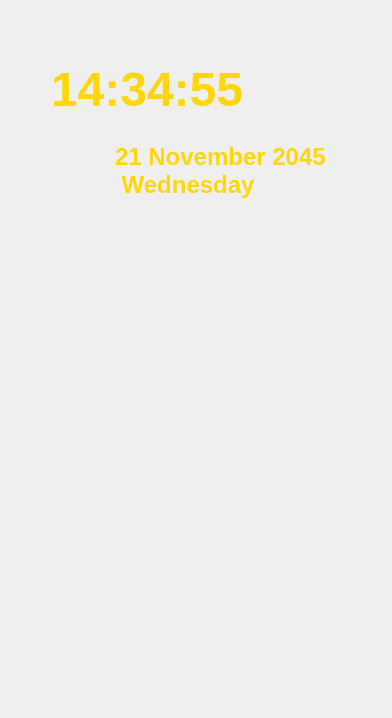
Qt form DeskClockUi/mainwindow.ui (self-root/ClockDesktop) before a commit.
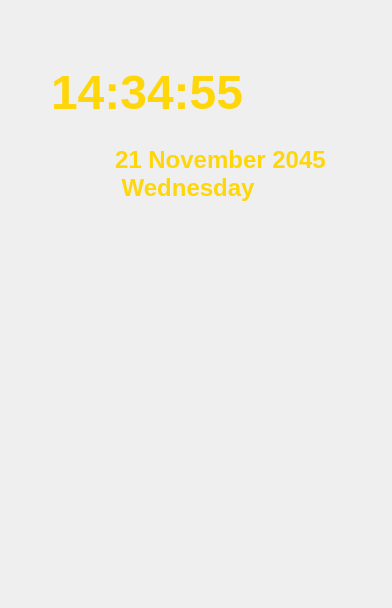
The same form after that commit. Icons and pictures are not drawn.

```diff
--- a/DeskClockUi/mainwindow.ui
+++ b/DeskClockUi/mainwindow.ui
@@ -7,7 +7,7 @@
     <x>0</x>
     <y>0</y>
     <width>392</width>
-    <height>718</height>
+    <height>608</height>
    </rect>
   </property>
   <property name="minimumSize">
@@ -19,7 +19,7 @@
   <property name="maximumSize">
    <size>
     <width>392</width>
-    <height>718</height>
+    <height>608</height>
    </size>
   </property>
   <property name="windowTitle">
@@ -29,7 +29,7 @@
    <property name="maximumSize">
     <size>
      <width>398</width>
-     <height>718</height>
+     <height>608</height>
     </size>
    </property>
    <property name="styleSheet">
@@ -56,15 +56,20 @@
 font-family: &quot;Aller&quot;}
 
 QPushButton{
-width: 85;
-height: 85;
-max-width: 85;
+width: 70;
+height: 70;
+max-width: 70;
 /*max-height:85;
 border-radius: 8px;
 border-style: solid;
 border-width: 2px;
 border-color: white;*/
-background-image: url(&quot;:/images/btn.png&quot;);
+/*background-image: url(&quot;:/images/btn2.png&quot;);*/
+border: 1px solid #00fcfc;
+border-radius: 4px;
+}
+QPushButton:hover{
+background-color: rgba(0, 98.8, 98.8, 0.4);
 }
 QLabel#timeLabel{
 	font-size: 48px;
@@ -77,6 +82,11 @@
 	color: white;
 	font: bold;
 	font-family: &quot;Aller&quot;;
+	border: 2px solid rgba(255, 255, 255, 0);
+outline: none;
+}
+QListView:focus{
+	border-color: rgba(255, 255, 255, 0);
 }
 QListView::Item:selected{
 	background-color:  #00fcfc;
@@ -163,6 +173,12 @@
           <height>248</height>
          </size>
         </property>
+        <property name="maximumSize">
+         <size>
+          <width>16777215</width>
+          <height>248</height>
+         </size>
+        </property>
         <layout class="QVBoxLayout" name="verticalLayout_3">
          <property name="leftMargin">
           <number>0</number>
@@ -221,10 +237,28 @@
         <property name="minimumSize">
          <size>
           <width>300</width>
-          <height>190</height>
+          <height>150</height>
+         </size>
+        </property>
+        <property name="maximumSize">
+         <size>
+          <width>16777215</width>
+          <height>150</height>
          </size>
         </property>
         <layout class="QVBoxLayout" name="verticalLayout_5">
+         <property name="leftMargin">
+          <number>3</number>
+         </property>
+         <property name="topMargin">
+          <number>3</number>
+         </property>
+         <property name="rightMargin">
+          <number>3</number>
+         </property>
+         <property name="bottomMargin">
+          <number>3</number>
+         </property>
          <item>
           <layout class="QGridLayout" name="shortcutLayout" columnminimumwidth="1">
            <property name="leftMargin">
@@ -249,13 +283,13 @@
         <property name="minimumSize">
          <size>
           <width>380</width>
-          <height>256</height>
+          <height>180</height>
          </size>
         </property>
         <property name="maximumSize">
          <size>
           <width>380</width>
-          <height>256</height>
+          <height>180</height>
          </size>
         </property>
         <layout class="QVBoxLayout" name="verticalLayout_6">
```
Left out of the diff: 8 changed lines with no effect on the pictures.
